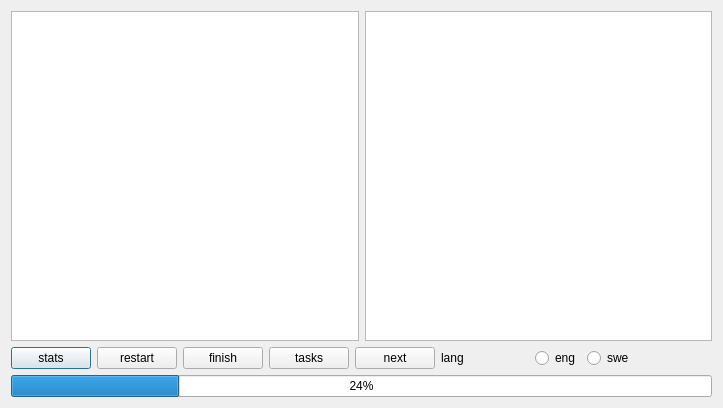
Qt form Learn_Words_App_0_0_1/userlearns.ui (Sautenko-Andrey/learn_words_app) before a commit.
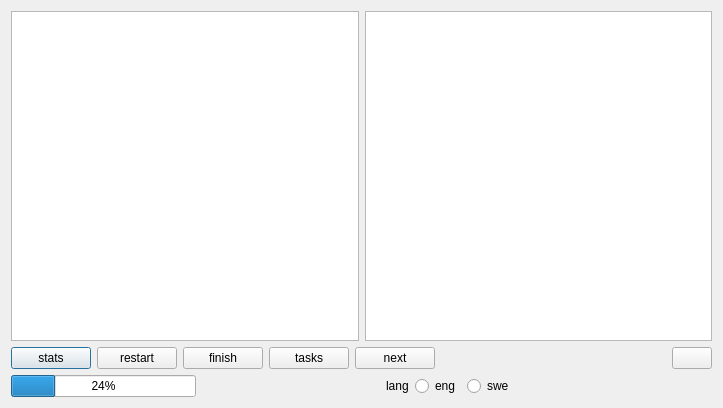
The same form after that commit. Icons and pictures are not drawn.

```diff
--- a/Learn_Words_App_0_0_1/userlearns.ui
+++ b/Learn_Words_App_0_0_1/userlearns.ui
@@ -13,6 +13,8 @@
   <property name="windowTitle">
    <string>Learning session</string>
   </property>
+  <layout class="QVBoxLayout" name="verticalLayout_2">
+   <item>
   <layout class="QVBoxLayout" name="verticalLayout">
    <item>
     <layout class="QHBoxLayout" name="horizontalLayout_3">
@@ -41,6 +43,8 @@
    <item>
     <layout class="QHBoxLayout" name="horizontalLayout_2">
      <item>
+        <layout class="QHBoxLayout" name="horizontalLayout_4">
+         <item>
       <widget class="QPushButton" name="statsButton">
        <property name="text">
         <string>stats</string>
@@ -87,12 +91,40 @@
        </property>
       </widget>
      </item>
+        </layout>
+       </item>
+       <item>
+        <spacer name="horizontalSpacer_2">
+         <property name="orientation">
+          <enum>Qt::Horizontal</enum>
+         </property>
+         <property name="sizeHint" stdset="0">
+          <size>
+           <width>40</width>
+           <height>20</height>
+          </size>
+         </property>
+        </spacer>
+       </item>
+       <item>
+        <widget class="QPushButton" name="reloadDataButton">
+         <property name="text">
+          <string/>
+         </property>
+         <property name="icon">
+          <iconset resource="all_resources.qrc">
+           <normaloff>:/all_pics/restart.png</normaloff>:/all_pics/restart.png</iconset>
+         </property>
+        </widget>
+       </item>
+      </layout>
+     </item>
      <item>
       <layout class="QHBoxLayout" name="horizontalLayout">
        <item>
-        <widget class="QLabel" name="current_languageLabel">
-         <property name="text">
-          <string>lang</string>
+        <widget class="QProgressBar" name="progressBar">
+         <property name="value">
+          <number>24</number>
          </property>
         </widget>
        </item>
@@ -109,6 +141,13 @@
          </property>
         </spacer>
        </item>
+       <item>
+        <widget class="QLabel" name="current_languageLabel">
+         <property name="text">
+          <string>lang</string>
+         </property>
+        </widget>
+       </item>
        <item>
         <widget class="QRadioButton" name="engModeRadioButton">
          <property name="text">
@@ -147,13 +186,6 @@
      </item>
     </layout>
    </item>
-   <item>
-    <widget class="QProgressBar" name="progressBar">
-     <property name="value">
-      <number>24</number>
-     </property>
-    </widget>
-   </item>
   </layout>
  </widget>
  <resources/>
```
Left out of the diff: 4 changed lines with no effect on the pictures. Lines whose indentation alone changed are shown as unchanged.
